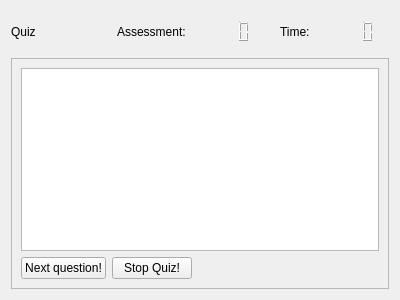
Old version of the form Forms/QuizWidget.ui in the repository iatanasov77/qvocabulary.
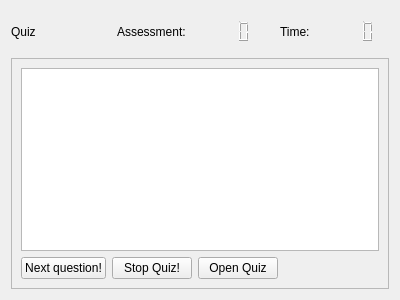
New version of the form.

Commit message: Add to can Open QuizItems After Finish the Quiz Exam.

What changed in the file:
```diff
--- a/Forms/QuizWidget.ui
+++ b/Forms/QuizWidget.ui
@@ -119,6 +119,13 @@
           </property>
          </widget>
         </item>
+        <item>
+         <widget class="QPushButton" name="btnOpenQuiz">
+          <property name="text">
+           <string>Open Quiz</string>
+          </property>
+         </widget>
+        </item>
         <item>
          <spacer name="horizontalSpacer">
           <property name="orientation">
```
The commit also changes 8 other files.
